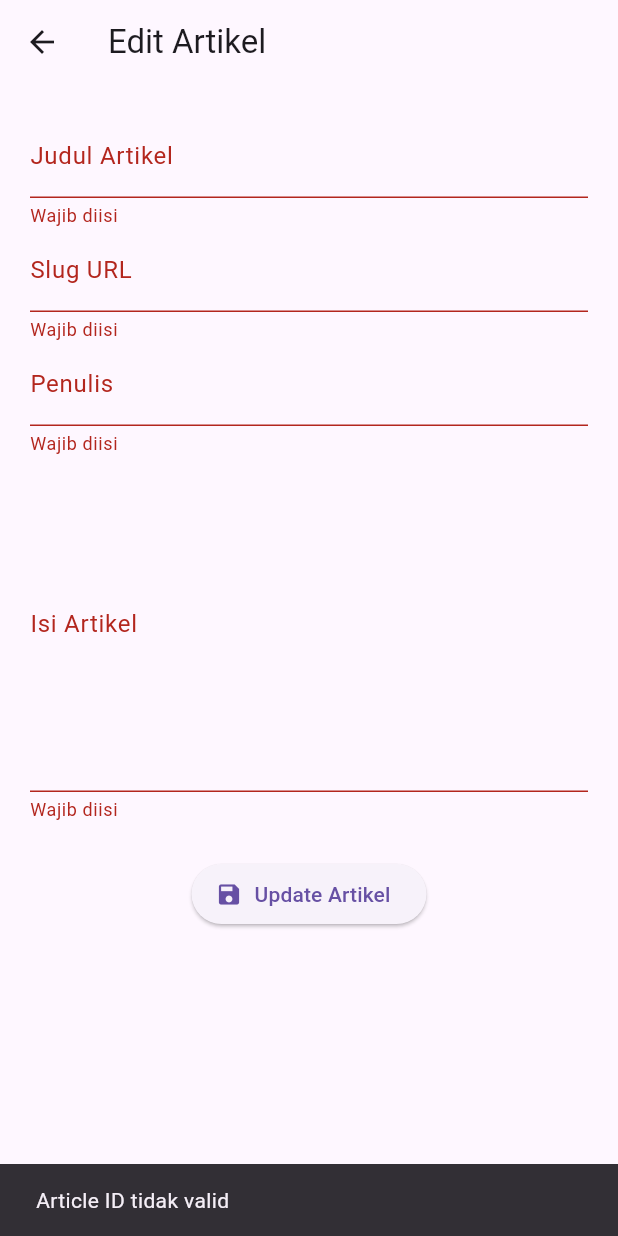
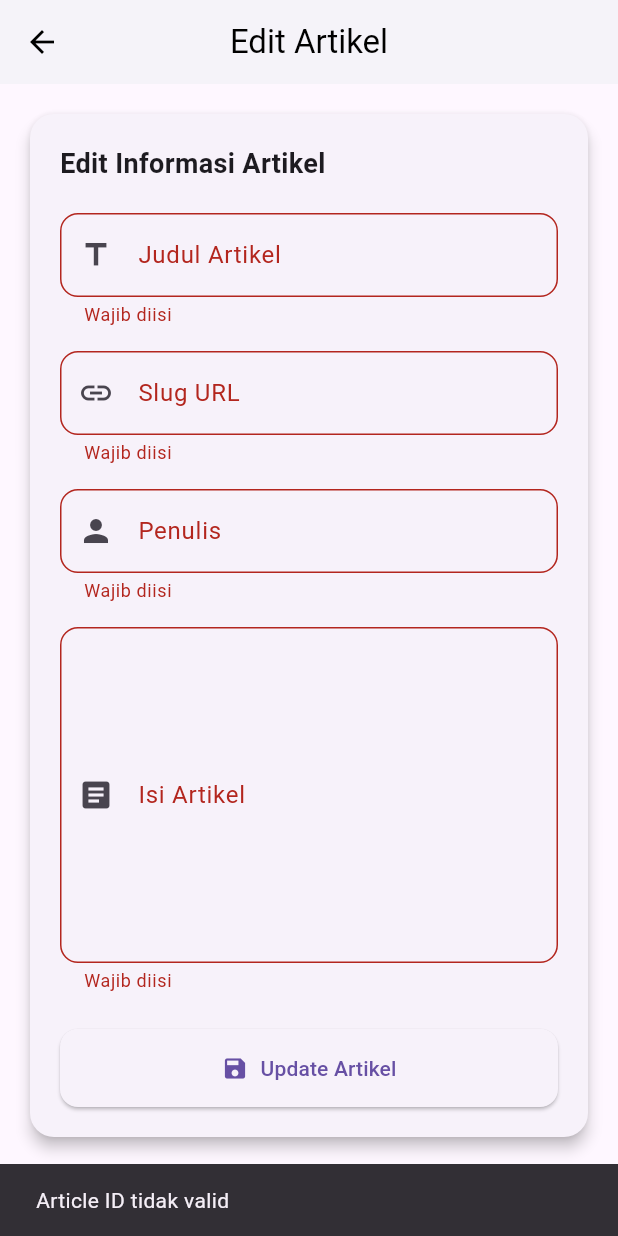
Before and after one commit to Fahrisaputra7799/Article-App, a Flutter app: the EditArticleScreen screen opened directly with empty values, after a tap on "Update Artikel", on a phone screen of 412 x 824 dp. Run offline on Flutter 3.47's test engine with Material 3 defaults, Android fonts, the phone set to English and light mode, and no system bars; our stand-ins replace cloud_firestore, firebase_auth, firebase_core, flutter_riverpod; accounts and stored records are empty; network calls fail.

Commit message:
beresin UI selain editArticle

```diff
--- a/admin/lib/screens/edit_article_screen.dart
+++ b/admin/lib/screens/edit_article_screen.dart
@@ -16,6 +16,8 @@ class _EditArticleScreenState extends State<EditArticleScreen> {
   final _authorController = TextEditingController();
 
   bool _isLoading = false;
+  bool _hasChanges = false;
+
   DocumentReference? _articleRef;
 
   @override
@@ -24,42 +26,44 @@ class _EditArticleScreenState extends State<EditArticleScreen> {
     final articleId = ModalRoute.of(context)!.settings.arguments as String?;
 
     if (articleId == null) {
-      if (mounted) {
       WidgetsBinding.instance.addPostFrameCallback((_) {
-          ScaffoldMessenger.of(context).showSnackBar(
-            const SnackBar(content: Text('Article ID tidak valid')),
-          );
+        ScaffoldMessenger.of(
+          context,
+        ).showSnackBar(const SnackBar(content: Text('Article ID tidak valid')));
         Navigator.pop(context);
       });
-      }
       return;
     }
 
-    _articleRef = FirebaseFirestore.instance.collection('articles').doc(articleId);
+    _articleRef = FirebaseFirestore.instance
+        .collection('articles')
+        .doc(articleId);
     _loadArticleData();
   }
 
   Future<void> _loadArticleData() async {
+    try {
       final doc = await _articleRef!.get();
-    final data = doc.data() as Map<String, dynamic>?; // Add ? to allow null
+      final data = doc.data() as Map<String, dynamic>?;
 
-    if (data != null) { // Check if data is not null
-      _titleController.text = (data['title'] as String?) ?? '';
-      _slugController.text = (data['slug'] as String?) ?? '';
-      _authorController.text = (data['author'] as String?) ?? '';
-      _contentController.text = (data['content'] as String?) ?? '';
+      if (data != null) {
+        _titleController.text = data['title'] ?? '';
+        _slugController.text = data['slug'] ?? '';
+        _authorController.text = data['author'] ?? '';
+        _contentController.text = data['content'] ?? '';
       } else {
-      // Handle the case where the document doesn't exist
-      // For example, show an error message or navigate back
-      print('Article not found!');
-      if (mounted) {
         ScaffoldMessenger.of(context).showSnackBar(
           const SnackBar(content: Text('Artikel tidak ditemukan')),
         );
         Navigator.pop(context);
       }
-      return;
+    } catch (e) {
+      ScaffoldMessenger.of(
+        context,
+      ).showSnackBar(SnackBar(content: Text('Gagal memuat artikel: $e')));
+      Navigator.pop(context);
     }
+
     setState(() {});
   }
 
@@ -76,6 +80,8 @@ class _EditArticleScreenState extends State<EditArticleScreen> {
         'content': _contentController.text.trim(),
       });
 
+      setState(() => _hasChanges = false);
+
       if (mounted) {
         Navigator.pop(context);
         ScaffoldMessenger.of(context).showSnackBar(
@@ -83,55 +89,170 @@ class _EditArticleScreenState extends State<EditArticleScreen> {
         );
       }
     } catch (e) {
-      ScaffoldMessenger.of(context).showSnackBar(SnackBar(content: Text('Gagal update: $e')));
+      ScaffoldMessenger.of(
+        context,
+      ).showSnackBar(SnackBar(content: Text('Gagal update: $e')));
     } finally {
       setState(() => _isLoading = false);
     }
   }
 
   @override
+  void dispose() {
+    _titleController.dispose();
+    _slugController.dispose();
+    _contentController.dispose();
+    _authorController.dispose();
+    super.dispose();
+  }
+
+  void _markChanged() {
+    if (!_hasChanges) {
+      setState(() => _hasChanges = true);
+    }
+  }
+
+  Future<bool> _onWillPop() async {
+    if (!_hasChanges) return true;
+
+    final result = await showDialog<bool>(
+      context: context,
+      builder:
+          (context) => AlertDialog(
+            title: const Text('Perubahan belum disimpan'),
+            content: const Text(
+              'Apakah kamu yakin ingin keluar tanpa menyimpan?',
+            ),
+            actions: [
+              TextButton(
+                onPressed: () => Navigator.pop(context, false),
+                child: const Text('Batal'),
+              ),
+              TextButton(
+                onPressed: () => Navigator.pop(context, true),
+                child: const Text('Keluar'),
+              ),
+            ],
+          ),
+    );
+
+    return result ?? false;
+  }
+
+  @override
   Widget build(BuildContext context) {
-    return Scaffold(
-      appBar: AppBar(title: const Text('Edit Artikel')),
-      body: SingleChildScrollView(
+    return WillPopScope(
+      onWillPop: _onWillPop,
+      child: Scaffold(
+        appBar: AppBar(
+          title: const Text('Edit Artikel'),
+          elevation: 2,
+          backgroundColor: Colors.white,
+          foregroundColor: Colors.black,
+          centerTitle: true,
+        ),
+        body: Stack(
+          children: [
+            SingleChildScrollView(
+              padding: const EdgeInsets.all(16),
+              child: Card(
+                elevation: 4,
+                shape: RoundedRectangleBorder(
+                  borderRadius: BorderRadius.circular(16),
+                ),
+                child: Padding(
                   padding: const EdgeInsets.all(20),
                   child: Form(
                     key: _formKey,
+                    onChanged: _markChanged,
                     child: Column(
+                      crossAxisAlignment: CrossAxisAlignment.start,
                       children: [
-              TextFormField(
+                        const Text(
+                          'Edit Informasi Artikel',
+                          style: TextStyle(
+                            fontSize: 18,
+                            fontWeight: FontWeight.bold,
+                          ),
+                        ),
+                        const SizedBox(height: 20),
+                        _buildInputField(
                           controller: _titleController,
-                decoration: const InputDecoration(labelText: 'Judul Artikel'),
-                validator: (value) => value == null || value.isEmpty ? 'Wajib diisi' : null,
+                          label: 'Judul Artikel',
+                          icon: Icons.title,
                         ),
-              TextFormField(
+                        const SizedBox(height: 16),
+                        _buildInputField(
                           controller: _slugController,
-                decoration: const InputDecoration(labelText: 'Slug URL'),
-                validator: (value) => value == null || value.isEmpty ? 'Wajib diisi' : null,
+                          label: 'Slug URL',
+                          icon: Icons.link,
                         ),
-              TextFormField(
+                        const SizedBox(height: 16),
+                        _buildInputField(
                           controller: _authorController,
-                decoration: const InputDecoration(labelText: 'Penulis'),
-                validator: (value) => value == null || value.isEmpty ? 'Wajib diisi' : null,
+                          label: 'Penulis',
+                          icon: Icons.person,
                         ),
-              TextFormField(
+                        const SizedBox(height: 16),
+                        _buildInputField(
                           controller: _contentController,
-                decoration: const InputDecoration(labelText: 'Isi Artikel'),
+                          label: 'Isi Artikel',
+                          icon: Icons.article,
                           maxLines: 8,
-                validator: (value) => value == null || value.isEmpty ? 'Wajib diisi' : null,
+                          isMultiline: true,
                         ),
                         const SizedBox(height: 24),
-              _isLoading
-                  ? const CircularProgressIndicator()
-                  : ElevatedButton.icon(
-                      onPressed: _updateArticle,
+                        SizedBox(
+                          width: double.infinity,
+                          child: ElevatedButton.icon(
+                            style: ElevatedButton.styleFrom(
+                              padding: const EdgeInsets.symmetric(vertical: 16),
+                              shape: RoundedRectangleBorder(
+                                borderRadius: BorderRadius.circular(12),
+                              ),
+                            ),
+                            onPressed: _isLoading ? null : _updateArticle,
                             icon: const Icon(Icons.save),
                             label: const Text('Update Artikel'),
+                          ),
                         ),
                       ],
                     ),
                   ),
                 ),
+              ),
+            ),
+            if (_isLoading)
+              Container(
+                color: Colors.black.withOpacity(0.4),
+                child: const Center(child: CircularProgressIndicator()),
+              ),
+          ],
+        ),
+      ),
+    );
+  }
+
+  Widget _buildInputField({
+    required TextEditingController controller,
+    required String label,
+    required IconData icon,
+    int maxLines = 1,
+    bool isMultiline = false,
+  }) {
+    return TextFormField(
+      controller: controller,
+      decoration: InputDecoration(
+        labelText: label,
+        prefixIcon: Icon(icon),
+        border: OutlineInputBorder(borderRadius: BorderRadius.circular(12)),
+      ),
+      textInputAction:
+          isMultiline ? TextInputAction.newline : TextInputAction.next,
+      maxLines: maxLines,
+      keyboardType: isMultiline ? TextInputType.multiline : TextInputType.text,
+      validator:
+          (value) => value == null || value.isEmpty ? 'Wajib diisi' : null,
     );
   }
 }
--- a/admin/pubspec.yaml
+++ b/admin/pubspec.yaml
@@ -14,6 +14,7 @@ dependencies:
   cloud_firestore: ^5.6.7
   flutter_riverpod: ^2.6.1
   riverpod: ^2.6.1
+  shared_preferences: ^2.5.3
 
 dev_dependencies:
   flutter_test:
```
Also changed, not shown: admin/lib/main.dart (+39 -1 lines), admin/lib/screens/dashboard_screen.dart (+13 -1 lines), admin/lib/screens/login_screen.dart (+17 -34 lines), admin/lib/services/auth_service.dart (added), admin/pubspec.lock, 5 other files. Lines whose indentation alone changed are shown as unchanged.
